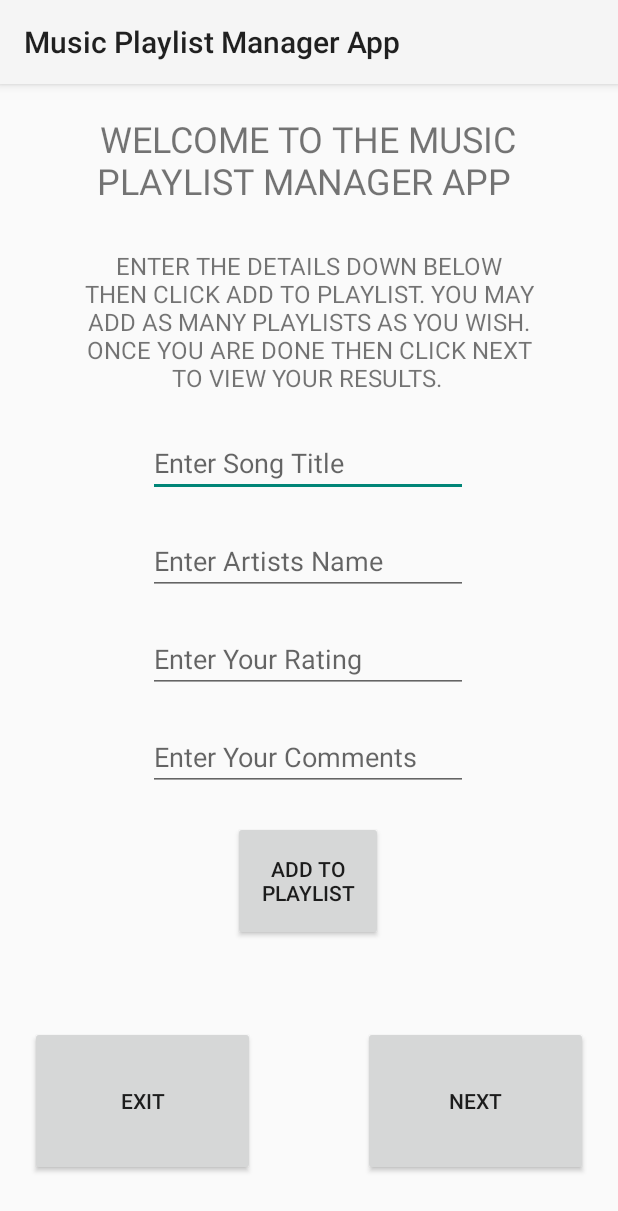
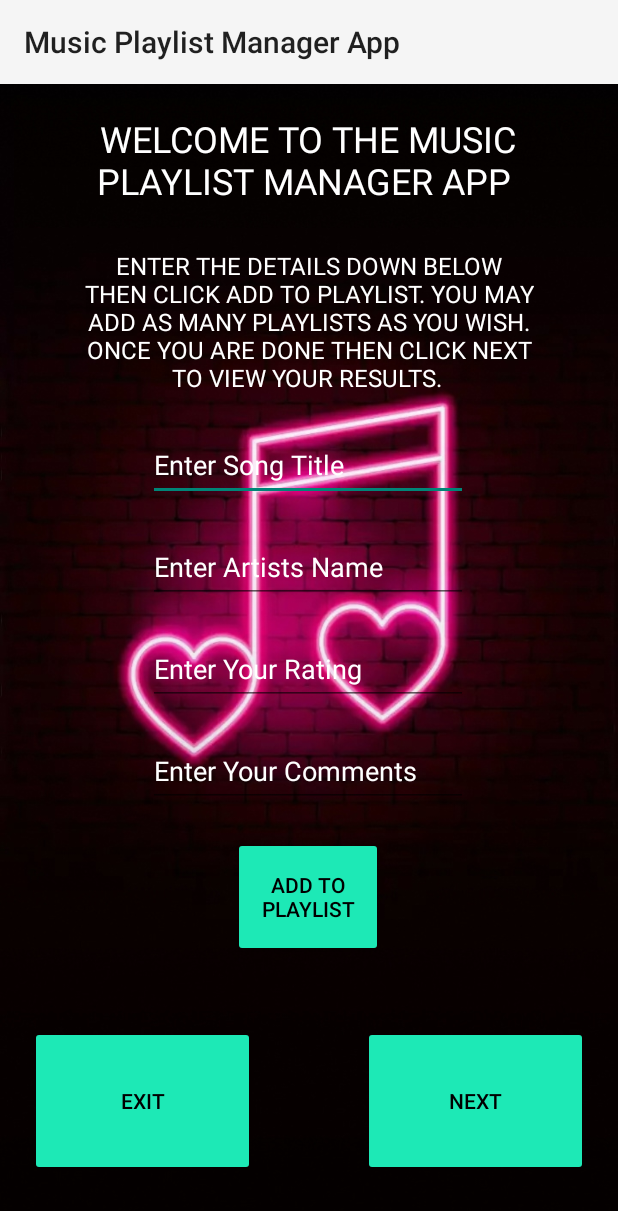
Before and after one commit to Jean-glitch22/Music_Playlist_Manager_App, an Android app: the screen it shows after launch (MainActivity), on a phone screen of 412 x 824 dp. Shown: the top 1211 px of the screen. Run offline under Robolectric (Android 15) with nearby library versions, the phone set to English and light mode, and no system bars.

Commit message:
Screen One Commit

```diff
--- a/app/src/main/res/layout/activity_main.xml
+++ b/app/src/main/res/layout/activity_main.xml
@@ -15,6 +15,19 @@
         app:layout_constraintStart_toStartOf="parent"
         app:layout_constraintTop_toTopOf="parent">
 
+        <ImageView
+            android:id="@+id/ivBackgroundImage"
+            android:layout_width="0dp"
+            android:layout_height="0dp"
+            android:contentDescription="TODO"
+            android:scaleType="fitXY"
+            app:layout_constraintBottom_toBottomOf="parent"
+            app:layout_constraintEnd_toEndOf="parent"
+            app:layout_constraintStart_toStartOf="parent"
+            app:layout_constraintTop_toTopOf="parent"
+            app:srcCompat="@drawable/music"
+            tools:ignore="ContentDescription,HardcodedText" />
+
         <Button
             android:id="@+id/btnAddToPlaylist"
             android:layout_width="100dp"
@@ -22,27 +35,17 @@
             android:layout_marginStart="20dp"
             android:layout_marginTop="20dp"
             android:layout_marginEnd="20dp"
+            android:backgroundTint="#1DE9B6"
             android:text="Add To Playlist"
+            android:textColor="@color/black"
+            android:textSize="14sp"
             app:layout_constraintBottom_toBottomOf="parent"
             app:layout_constraintEnd_toEndOf="parent"
             app:layout_constraintHorizontal_bias="0.498"
             app:layout_constraintStart_toStartOf="parent"
             app:layout_constraintTop_toBottomOf="@+id/edtComments"
-            app:layout_constraintVertical_bias="0.0" />
-
-        <Button
-            android:id="@+id/btnNextScreen"
-            android:layout_width="150dp"
-            android:layout_height="100dp"
-            android:layout_marginEnd="20dp"
-            android:layout_marginBottom="40dp"
-            android:text="Next"
-            app:layout_constraintBottom_toBottomOf="parent"
-            app:layout_constraintEnd_toEndOf="parent"
-            app:layout_constraintHorizontal_bias="1.0"
-            app:layout_constraintStart_toStartOf="parent"
-            app:layout_constraintTop_toBottomOf="@+id/btnAddToPlaylist"
-            app:layout_constraintVertical_bias="1.0" />
+            app:layout_constraintVertical_bias="0.0"
+            tools:ignore="HardcodedText" />
 
         <Button
             android:id="@+id/btnExitApp"
@@ -50,13 +53,17 @@
             android:layout_height="100dp"
             android:layout_marginStart="20dp"
             android:layout_marginBottom="40dp"
+            android:backgroundTint="#1DE9B6"
             android:text="Exit"
+            android:textColor="@color/black"
+            android:textSize="14sp"
             app:layout_constraintBottom_toBottomOf="parent"
             app:layout_constraintEnd_toEndOf="parent"
             app:layout_constraintHorizontal_bias="0.0"
             app:layout_constraintStart_toStartOf="parent"
             app:layout_constraintTop_toBottomOf="@+id/btnAddToPlaylist"
-            app:layout_constraintVertical_bias="1.0" />
+            app:layout_constraintVertical_bias="1.0"
+            tools:ignore="HardcodedText" />
 
         <EditText
             android:id="@+id/edtSongTitles"
@@ -68,12 +75,16 @@
             android:ems="10"
             android:hint="Enter Song Title "
             android:inputType="text"
+            android:minHeight="48dp"
+            android:textColor="@color/white"
+            android:textColorHint="@color/white"
             app:layout_constraintBottom_toBottomOf="parent"
             app:layout_constraintEnd_toEndOf="parent"
             app:layout_constraintHorizontal_bias="0.496"
             app:layout_constraintStart_toStartOf="parent"
-            app:layout_constraintTop_toBottomOf="@+id/textView3"
-            app:layout_constraintVertical_bias="0.0" />
+            app:layout_constraintTop_toBottomOf="@+id/tvDecription"
+            app:layout_constraintVertical_bias="0.0"
+            tools:ignore="Autofill,HardcodedText" />
 
         <EditText
             android:id="@+id/edtArtistName"
@@ -85,12 +96,16 @@
             android:ems="10"
             android:hint="Enter Artists Name"
             android:inputType="text"
+            android:minHeight="48dp"
+            android:textColor="@color/white"
+            android:textColorHint="@color/white"
             app:layout_constraintBottom_toBottomOf="parent"
             app:layout_constraintEnd_toEndOf="parent"
             app:layout_constraintHorizontal_bias="0.496"
             app:layout_constraintStart_toStartOf="parent"
             app:layout_constraintTop_toBottomOf="@+id/edtSongTitles"
-            app:layout_constraintVertical_bias="0.0" />
+            app:layout_constraintVertical_bias="0.0"
+            tools:ignore="Autofill,HardcodedText" />
 
         <EditText
             android:id="@+id/edtRating"
@@ -102,12 +117,16 @@
             android:ems="10"
             android:hint="Enter Your Rating"
             android:inputType="text"
+            android:minHeight="48dp"
+            android:textColor="@color/white"
+            android:textColorHint="@color/white"
             app:layout_constraintBottom_toBottomOf="parent"
             app:layout_constraintEnd_toEndOf="parent"
             app:layout_constraintHorizontal_bias="0.496"
             app:layout_constraintStart_toStartOf="parent"
             app:layout_constraintTop_toBottomOf="@+id/edtArtistName"
-            app:layout_constraintVertical_bias="0.0" />
+            app:layout_constraintVertical_bias="0.0"
+            tools:ignore="Autofill,HardcodedText" />
 
         <EditText
             android:id="@+id/edtComments"
@@ -119,12 +138,16 @@
             android:ems="10"
             android:hint="Enter Your Comments "
             android:inputType="text"
+            android:minHeight="48dp"
+            android:textColor="@color/white"
+            android:textColorHint="@color/white"
             app:layout_constraintBottom_toBottomOf="parent"
             app:layout_constraintEnd_toEndOf="parent"
             app:layout_constraintHorizontal_bias="0.496"
             app:layout_constraintStart_toStartOf="parent"
             app:layout_constraintTop_toBottomOf="@+id/edtRating"
-            app:layout_constraintVertical_bias="0.0" />
+            app:layout_constraintVertical_bias="0.0"
+            tools:ignore="Autofill,HardcodedText" />
 
         <TextView
             android:id="@+id/tvHeading"
@@ -135,16 +158,18 @@
             android:layout_marginEnd="20dp"
             android:text="WELCOME TO THE MUSIC PLAYLIST MANAGER APP "
             android:textAlignment="center"
+            android:textColor="@color/white"
             android:textSize="24sp"
             app:layout_constraintBottom_toBottomOf="parent"
             app:layout_constraintEnd_toEndOf="parent"
             app:layout_constraintHorizontal_bias="0.454"
             app:layout_constraintStart_toStartOf="parent"
             app:layout_constraintTop_toTopOf="parent"
-            app:layout_constraintVertical_bias="0.0" />
+            app:layout_constraintVertical_bias="0.0"
+            tools:ignore="HardcodedText,TextSizeCheck" />
 
         <TextView
-            android:id="@+id/textView3"
+            android:id="@+id/tvDecription"
             android:layout_width="300dp"
             android:layout_height="100dp"
             android:layout_marginStart="20dp"
@@ -152,12 +177,32 @@
             android:layout_marginEnd="20dp"
             android:text="ENTER THE DETAILS DOWN BELOW THEN CLICK ADD TO PLAYLIST. YOU MAY ADD AS MANY PLAYLISTS AS YOU WISH. ONCE YOU ARE DONE THEN CLICK NEXT TO VIEW YOUR RESULTS. "
             android:textAlignment="center"
+            android:textColor="@color/white"
             android:textSize="16sp"
             app:layout_constraintBottom_toBottomOf="parent"
             app:layout_constraintEnd_toEndOf="parent"
             app:layout_constraintStart_toStartOf="parent"
             app:layout_constraintTop_toBottomOf="@+id/tvHeading"
-            app:layout_constraintVertical_bias="0.0" />
+            app:layout_constraintVertical_bias="0.0"
+            tools:ignore="HardcodedText,TextSizeCheck" />
+
+        <Button
+            android:id="@+id/btnNextScreen"
+            android:layout_width="150dp"
+            android:layout_height="100dp"
+            android:layout_marginEnd="20dp"
+            android:layout_marginBottom="40dp"
+            android:backgroundTint="#1DE9B6"
+            android:text="Next"
+            android:textColor="@color/black"
+            android:textSize="14sp"
+            app:layout_constraintBottom_toBottomOf="parent"
+            app:layout_constraintEnd_toEndOf="parent"
+            app:layout_constraintHorizontal_bias="1.0"
+            app:layout_constraintStart_toEndOf="@+id/btnExitApp"
+            app:layout_constraintTop_toBottomOf="@+id/btnAddToPlaylist"
+            app:layout_constraintVertical_bias="1.0"
+            tools:ignore="HardcodedText" />
 
     </androidx.constraintlayout.widget.ConstraintLayout>
 </androidx.constraintlayout.widget.ConstraintLayout>
```
Also changed, not shown: app/src/main/res/drawable/music.jpg (added).
